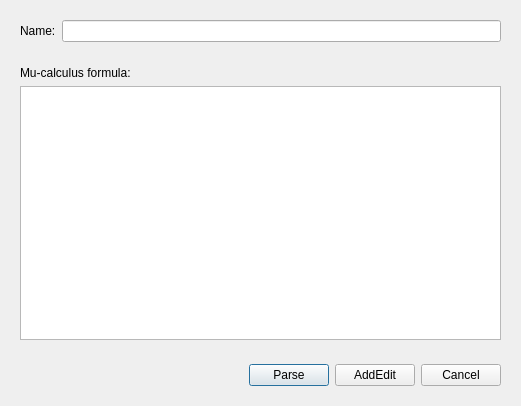
This is tools/release/mcrl2ide/addeditpropertydialog.ui in mCRL2org/mCRL2 as Qt 5 draws it before an edit. The edited form follows.
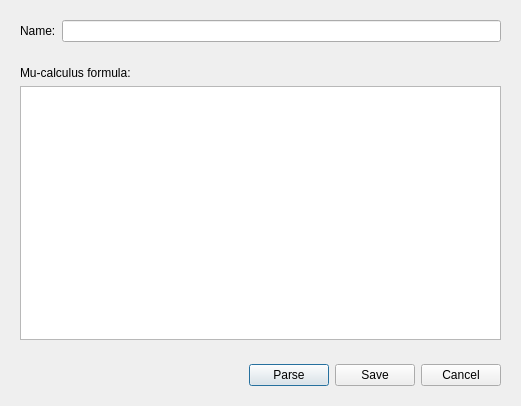
This is the edited form. Custom widgets are drawn as their Qt base class.

Commit message:
[mcrl2ide] made it possible to abort parsing a property in the add/edit property dialog
Also moved setting the text of the save button to the ui file

What changed in the file:
```diff
--- a/tools/release/mcrl2ide/addeditpropertydialog.ui
+++ b/tools/release/mcrl2ide/addeditpropertydialog.ui
@@ -72,7 +72,7 @@
       <item>
        <widget class="QPushButton" name="saveButton">
         <property name="text">
-         <string>AddEdit</string>
+         <string>Save</string>
         </property>
        </widget>
       </item>
```
The commit also changes 1 other file.
